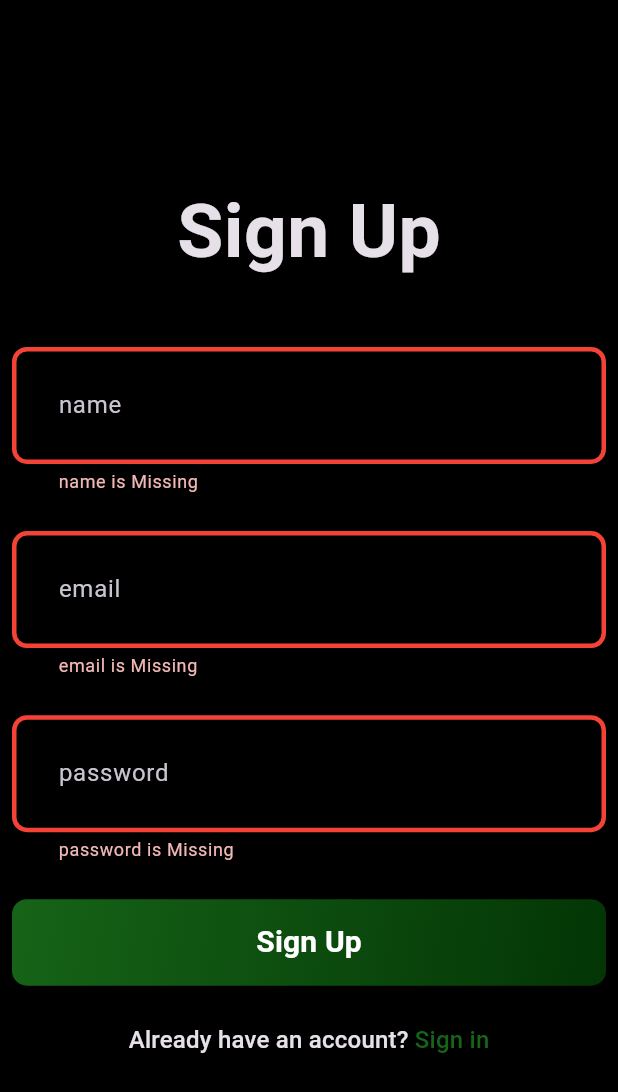
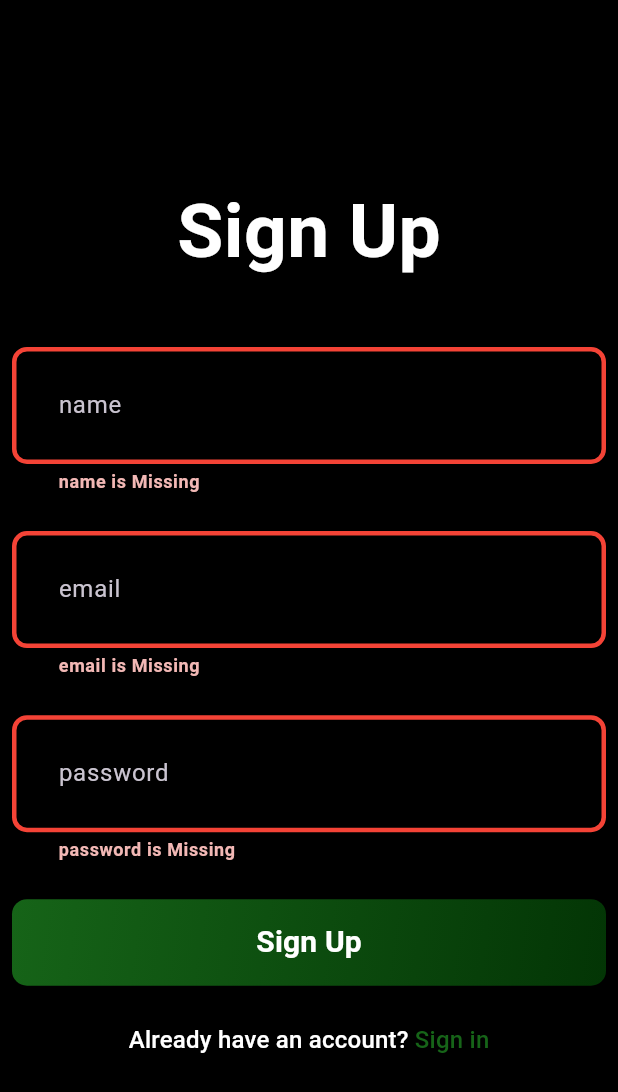
Before and after one commit to rashmirekha99/blog_app, a Flutter app: the SignUpPage screen opened by its route, after a tap on "Sign Up", on a phone screen of 412 x 824 dp. Shown: the top 1092 px of the screen. Run offline on Flutter 3.47's test engine with Material 3 defaults, Android fonts, the phone set to English and light mode, and no system bars; our stand-ins replace cached_network_image, dotted_border, flutter_bloc, fpdart, get_it, image_picker and 1 more; accounts and stored records are empty; network calls fail.

```diff
--- a/lib/core/theme/app_palette.dart
+++ b/lib/core/theme/app_palette.dart
@@ -12,5 +12,5 @@ class AppPalette {
   static const Color white = Colors.white;
   static const Color errorColor = Colors.red;
   static const Color textBlackColor = Colors.black;
-
+  static const Color textGreyColor = Colors.grey;
 }
--- a/lib/core/theme/theme.dart
+++ b/lib/core/theme/theme.dart
@@ -22,6 +22,19 @@ class AppTheme {
           focusedBorder: _border(AppPalette.gradient1)),
       //chip theme
       chipTheme: const ChipThemeData(
-          side: BorderSide.none,
-          color: WidgetStatePropertyAll(AppPalette.backgroundColor)));
+        side: BorderSide.none,
+        color: WidgetStatePropertyAll(AppPalette.backgroundColor),
+      ),
+      //text theme
+      textTheme: const TextTheme(
+        titleLarge: TextStyle(
+          fontSize: 24,
+          fontWeight: FontWeight.bold,
+          color: AppPalette.white,
+        ),
+        bodySmall: TextStyle(
+          fontWeight: FontWeight.bold,
+          color: AppPalette.textGreyColor,
+        ),
+      ));
 }
--- a/lib/main.dart
+++ b/lib/main.dart
@@ -3,9 +3,11 @@ import 'package:blog_app/core/theme/theme.dart';
 import 'package:blog_app/features/auth/presentation/bloc/auth_bloc.dart';
 import 'package:blog_app/features/auth/presentation/pages/signin_page.dart';
 import 'package:blog_app/features/auth/presentation/pages/signup_page.dart';
+import 'package:blog_app/features/blog/domain/enities/blog.dart';
 import 'package:blog_app/features/blog/presentation/bloc/blog_bloc.dart';
 import 'package:blog_app/features/blog/presentation/pages/add_blogs_page.dart';
 import 'package:blog_app/features/blog/presentation/pages/blog_page.dart';
+import 'package:blog_app/features/blog/presentation/pages/single_blog_page.dart';
 import 'package:blog_app/init_dependencies.dart';
 import 'package:flutter/material.dart';
 import 'package:flutter_bloc/flutter_bloc.dart';
@@ -59,11 +61,24 @@ class _MyAppState extends State<MyApp> {
           return const SignInPage();
         },
       ),
-      routes: {
-        '/signup': (context) => const SignUpPage(),
-        '/add_new_blog':(context)=>const AddNewBlog(),
-        '/blog_page':(context)=>const BlogPage(),
+      onGenerateRoute: (settings) {
+        switch (settings.name) {
+          case '/signup':
+            return MaterialPageRoute(builder: (context) => const SignUpPage());
+          case '/add_new_blog':
+            return MaterialPageRoute(builder: (context) => const AddNewBlog());
+          case '/blog_page':
+            return MaterialPageRoute(builder: (context) => const BlogPage());
+          case '/single_blog_page':
+            return MaterialPageRoute(
+                builder: (context) => SingleBlog(
+                      blog: settings.arguments as Blog,
+                    ));
+          default:
+            return MaterialPageRoute(builder: (context) => const SignUpPage());
+        }
       },
+
     );
   }
 }
--- a/pubspec.yaml
+++ b/pubspec.yaml
@@ -41,6 +41,7 @@ dependencies:
   dotted_border: ^2.1.0
   image_picker: ^1.1.2
   uuid: ^4.5.1
+  cached_network_image: ^3.4.1
 
 dev_dependencies:
   flutter_test:
```
Also changed, not shown: lib/features/blog/presentation/pages/blog_page.dart (+9 -1 lines), lib/features/blog/presentation/pages/single_blog_page.dart (added, +86 -0 lines), lib/features/blog/presentation/widgets/blog_card.dart (+23 -10 lines), lib/features/blog/data/datasource/blog_data_source.dart (line endings or trailing spaces), pubspec.lock, 2 other files.
